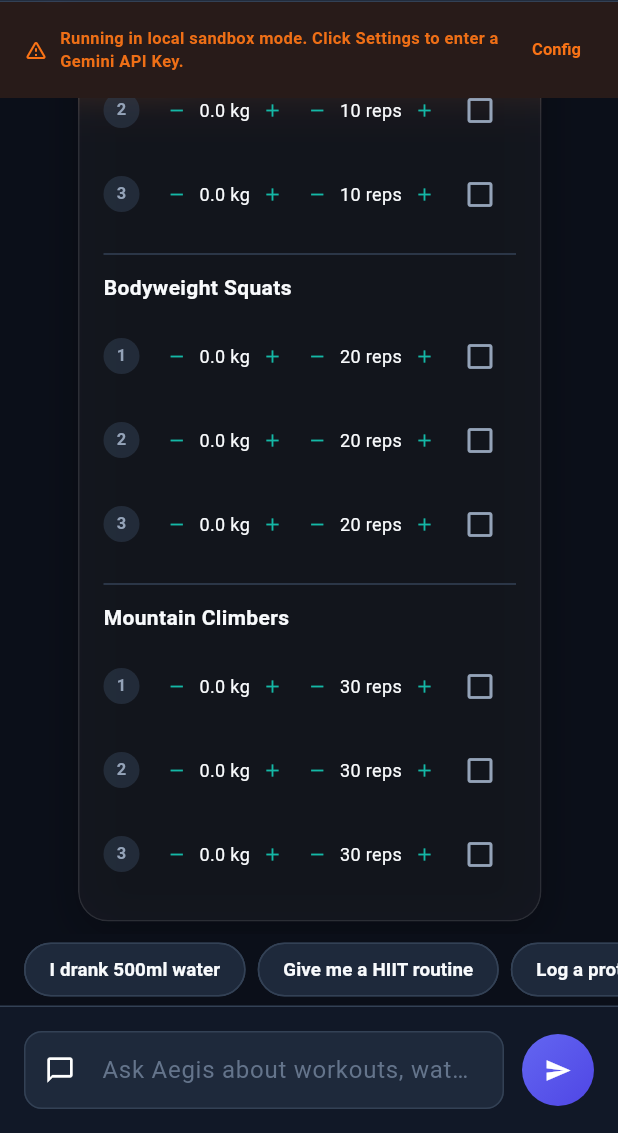
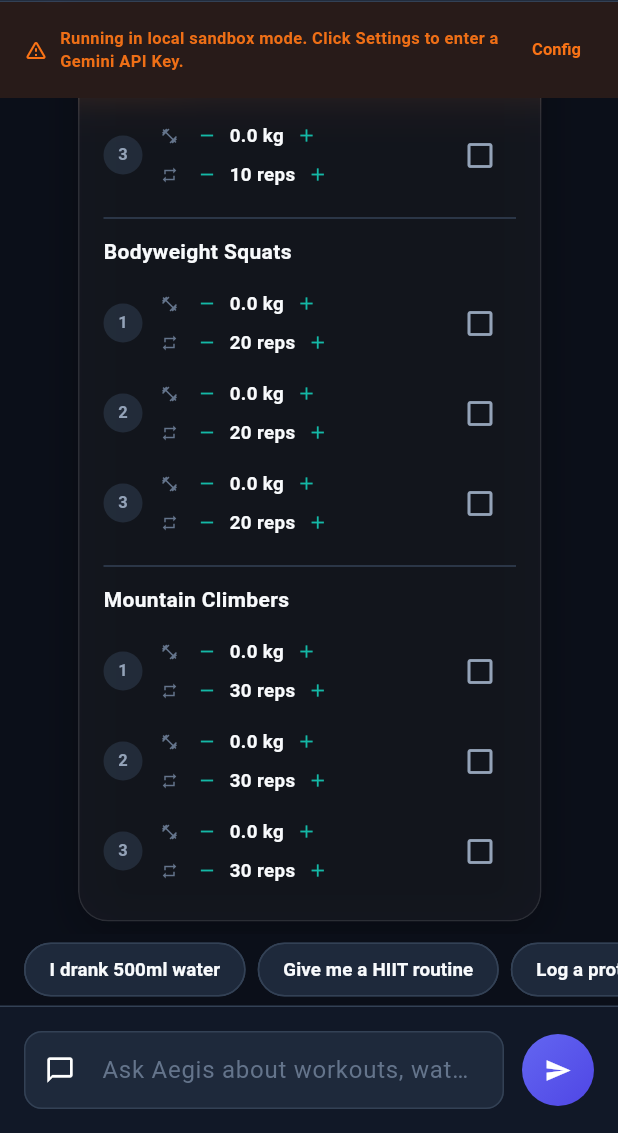
Before and after one commit to smh1s1n/fitness_genui_chat, a Flutter app: the screen it shows after launch, after a tap on "I drank 500ml water", after a tap on "Give me a HIIT routine", after a tap on "+250ml", on a phone screen of 412 x 824 dp, the part 103-1236 px from its top. Run offline on Flutter 3.47's test engine with Material 3 defaults, Android fonts, the phone set to English and light mode, and no system bars; our stand-ins replace flutter_riverpod, google_generative_ai, riverpod_annotation, shared_preferences; generated files the repository leaves out were written again.

Commit message:
Enhance meal detection and optimize `WorkoutLoggerBubble` layout
- Expand `GeminiClient` keyword matching to support "shake", "protein", and common typos for meal tracking intent.
- Refactor `WorkoutLoggerBubble` to stack weight and reps adjustments vertically within a `Column` to prevent horizontal overflow.
- Add descriptive icons (`fitness_center_outlined` and `repeat`) to the adjustment rows for better visual context.
- Increase padding, spacing, and the size of set number indicators to improve readability and touch targets.
- Update value text styling with a slightly larger font size (12.5) and semi-bold weight for improved prominence.

```diff
--- a/lib/core/network/gemini_client.dart
+++ b/lib/core/network/gemini_client.dart
@@ -185,7 +185,14 @@ CRITICAL RULES:
           }
         }
       };
-    } else if (lowerPrompt.contains('eat') || lowerPrompt.contains('meal') || lowerPrompt.contains('food') || lowerPrompt.contains('calorie') || lowerPrompt.contains('macro')) {
+    } else if (lowerPrompt.contains('eat') ||
+        lowerPrompt.contains('meal') ||
+        lowerPrompt.contains('food') ||
+        lowerPrompt.contains('calorie') ||
+        lowerPrompt.contains('macro') ||
+        lowerPrompt.contains('shake') ||
+        lowerPrompt.contains('protein') ||
+        lowerPrompt.contains('portaine')) {
       String mealName = "Meal Tracked";
       int cal = 450;
       int protein = 25;
@@ -195,7 +202,9 @@ CRITICAL RULES:
       if (lowerPrompt.contains('banana')) {
         mealName = "Fresh Banana";
         cal = 105; protein = 1; carbs = 27; fat = 0;
-      } else if (lowerPrompt.contains('shake') || lowerPrompt.contains('protein')) {
+      } else if (lowerPrompt.contains('shake') ||
+          lowerPrompt.contains('protein') ||
+          lowerPrompt.contains('portaine')) {
         mealName = "Whey Protein Shake";
         cal = 160; protein = 30; carbs = 3; fat = 2;
       } else if (lowerPrompt.contains('chicken') || lowerPrompt.contains('rice')) {
--- a/lib/features/fitness/widgets/workout_logger_bubble.dart
+++ b/lib/features/fitness/widgets/workout_logger_bubble.dart
@@ -179,13 +179,13 @@ class _WorkoutLoggerBubbleState extends ConsumerState<WorkoutLoggerBubble> {
                     final bool isDone = setItem['isCompleted'] ?? false;
 
                     return Padding(
-                      padding: const EdgeInsets.symmetric(vertical: 4.0),
+                      padding: const EdgeInsets.symmetric(vertical: 6.0),
                       child: Row(
                         children: [
                           // Set number label
                           Container(
-                            width: 24,
-                            height: 24,
+                            width: 26,
+                            height: 26,
                             alignment: Alignment.center,
                             decoration: BoxDecoration(
                               shape: BoxShape.circle,
@@ -206,13 +206,18 @@ class _WorkoutLoggerBubbleState extends ConsumerState<WorkoutLoggerBubble> {
                               ),
                             ),
                           ),
+                          const SizedBox(width: 12),
+
+                          // Adjusters stacked vertically to avoid horizontal overflow
+                          Expanded(
+                            child: Column(
+                              crossAxisAlignment: CrossAxisAlignment.start,
+                              children: [
+                                // Weight adjuster Row
+                                Row(
+                                  children: [
+                                    const Icon(Icons.fitness_center_outlined, size: 12, color: AppColors.textMuted),
                                     const SizedBox(width: 8),
-
-                          // Weight adjustment: [-] 80.0 kg [+]
-                          Expanded(
-                            child: Row(
-                              mainAxisAlignment: MainAxisAlignment.center,
-                              children: [
                                     _smallClickable(
                                       icon: Icons.remove,
                                       onTap: isDone
@@ -227,7 +232,8 @@ class _WorkoutLoggerBubbleState extends ConsumerState<WorkoutLoggerBubble> {
                                     Text(
                                       '${weight.toStringAsFixed(1)} kg',
                                       style: TextStyle(
-                                    fontSize: 12,
+                                        fontSize: 12.5,
+                                        fontWeight: FontWeight.w600,
                                         color: isDone
                                             ? AppColors.textMuted
                                             : AppColors.textPrimary,
@@ -249,13 +255,12 @@ class _WorkoutLoggerBubbleState extends ConsumerState<WorkoutLoggerBubble> {
                                     ),
                                   ],
                                 ),
-                          ),
-
-                          // Reps adjustment: [-] 10 reps [+]
-                          Expanded(
-                            child: Row(
-                              mainAxisAlignment: MainAxisAlignment.center,
+                                const SizedBox(height: 4),
+                                // Reps adjuster Row
+                                Row(
                                   children: [
+                                    const Icon(Icons.repeat, size: 12, color: AppColors.textMuted),
+                                    const SizedBox(width: 8),
                                     _smallClickable(
                                       icon: Icons.remove,
                                       onTap: isDone
@@ -270,7 +275,8 @@ class _WorkoutLoggerBubbleState extends ConsumerState<WorkoutLoggerBubble> {
                                     Text(
                                       '$reps reps',
                                       style: TextStyle(
-                                    fontSize: 12,
+                                        fontSize: 12.5,
+                                        fontWeight: FontWeight.w600,
                                         color: isDone
                                             ? AppColors.textMuted
                                             : AppColors.textPrimary,
@@ -289,6 +295,8 @@ class _WorkoutLoggerBubbleState extends ConsumerState<WorkoutLoggerBubble> {
                                               setIdx,
                                               1,
                                             ),
+                                    ),
+                                  ],
                                 ),
                               ],
                             ),
```
Lines whose indentation alone changed are shown as unchanged.
